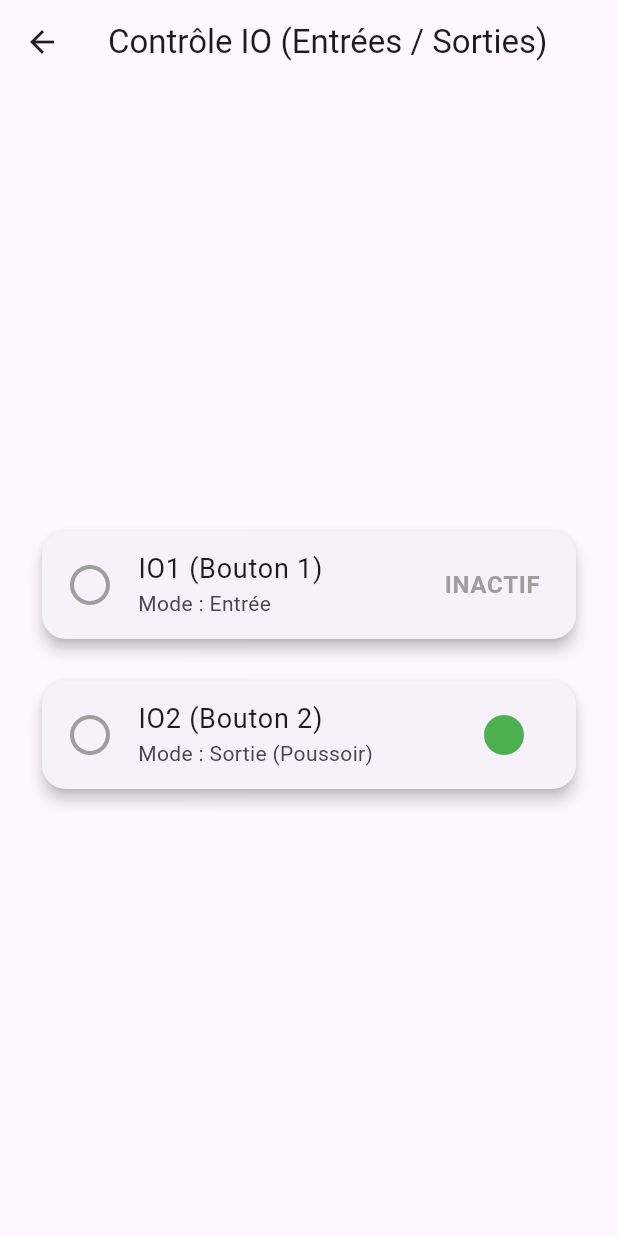
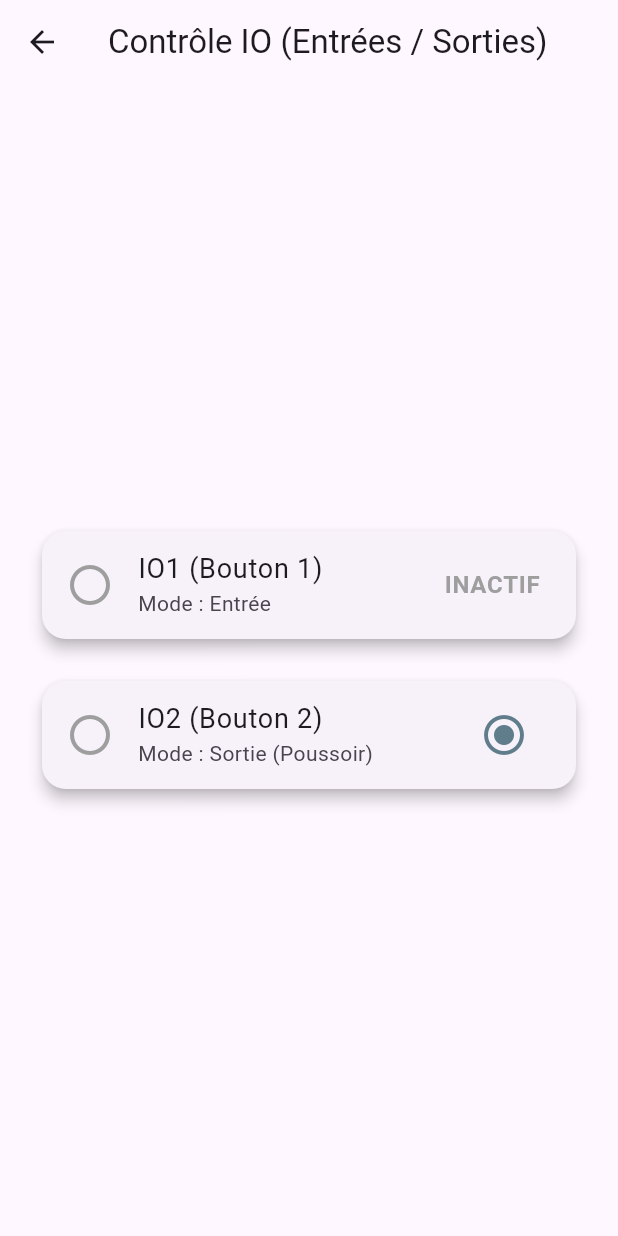
Before and after one commit to haade-administrator/haade_panel_s504, a Flutter app: the IoPage screen opened directly, on a phone screen of 412 x 824 dp. Run offline on Flutter 3.47's test engine with Material 3 defaults, Android fonts, the phone set to English and light mode, and no system bars; our stand-ins replace flutter_colorpicker, shared_preferences; missing offline and left inert: mqtt_client; accounts and stored records are empty; statements that could not run were skipped.

Commit message:
change icon

```diff
--- a/lib/pages/io_page.dart
+++ b/lib/pages/io_page.dart
@@ -52,7 +52,7 @@ Widget _buildIoCard({
           subtitle: Text(isOutput ? 'Mode : Sortie (Poussoir)' : 'Mode : Entrée'),
           trailing: isOutput
               ? IconButton(
-                  icon: const Icon(Icons.circle, color: Colors.green),
+                  icon: const Icon(Icons.radio_button_checked, color: Colors.blueGrey),
                   iconSize: 32,
                   tooltip: 'Déclencher IO$ioNumber',
                   onPressed: () async {
```
